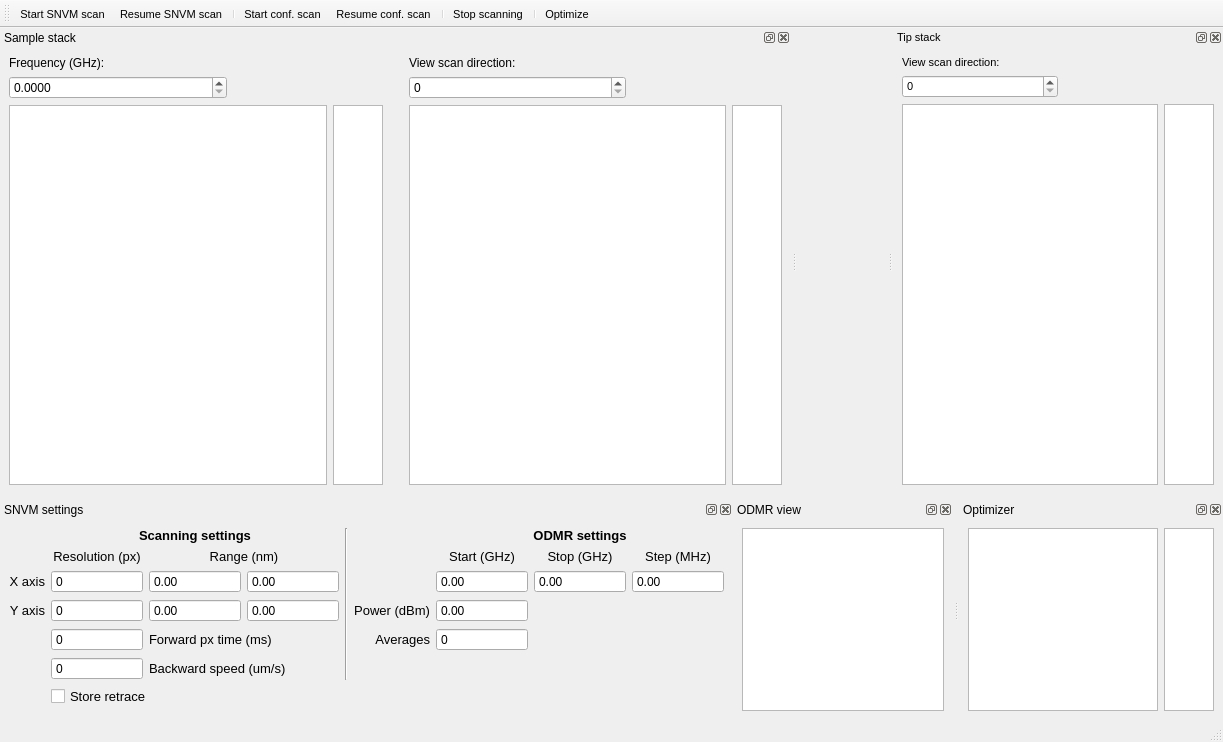
The window that gui/snvm/ui_snvm_gui.ui (pikestefan/qudi_slab) describes before a commit, drawn with Qt 5.
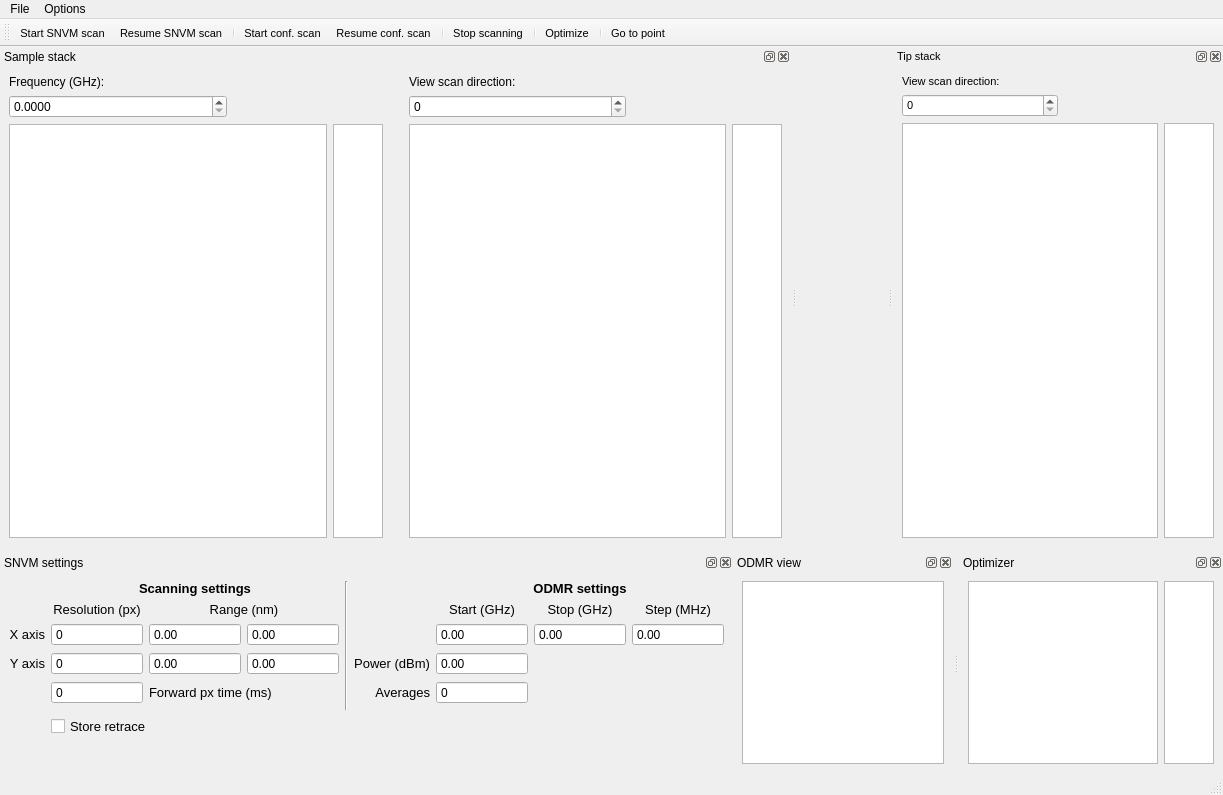
The same window after the commit. Icons and pictures are not drawn. Custom widgets are drawn as their Qt base class.

```diff
--- a/gui/snvm/ui_snvm_gui.ui
+++ b/gui/snvm/ui_snvm_gui.ui
@@ -7,7 +7,7 @@
     <x>0</x>
     <y>0</y>
     <width>1223</width>
-    <height>742</height>
+    <height>795</height>
    </rect>
   </property>
   <property name="sizePolicy">
@@ -31,6 +31,20 @@
      <height>21</height>
     </rect>
    </property>
+   <widget class="QMenu" name="menuFile">
+    <property name="title">
+     <string>File</string>
+    </property>
+   </widget>
+   <widget class="QMenu" name="menuOptions">
+    <property name="title">
+     <string>Options</string>
+    </property>
+    <addaction name="actionSlow_motion_settings"/>
+    <addaction name="actionOptimizer_settings"/>
+   </widget>
+   <addaction name="menuFile"/>
+   <addaction name="menuOptions"/>
   </widget>
   <widget class="QStatusBar" name="statusbar"/>
   <widget class="QDockWidget" name="sampleDock">
@@ -470,28 +484,6 @@
        </property>
       </widget>
      </item>
-     <item row="5" column="1">
-      <widget class="QSpinBox" name="bwSpeed">
-       <property name="sizePolicy">
-        <sizepolicy hsizetype="Expanding" vsizetype="Fixed">
-         <horstretch>0</horstretch>
-         <verstretch>0</verstretch>
-        </sizepolicy>
-       </property>
-       <property name="buttonSymbols">
-        <enum>QAbstractSpinBox::NoButtons</enum>
-       </property>
-       <property name="accelerated">
-        <bool>true</bool>
-       </property>
-       <property name="keyboardTracking">
-        <bool>false</bool>
-       </property>
-       <property name="maximum">
-        <number>5000</number>
-       </property>
-      </widget>
-     </item>
      <item row="0" column="7" colspan="3">
       <widget class="QLabel" name="label_11">
        <property name="font">
@@ -819,21 +811,6 @@
        </property>
       </widget>
      </item>
-     <item row="5" column="2" colspan="2">
-      <widget class="QLabel" name="label_6">
-       <property name="font">
-        <font>
-         <pointsize>10</pointsize>
-        </font>
-       </property>
-       <property name="text">
-        <string>Backward speed (um/s)</string>
-       </property>
-       <property name="alignment">
-        <set>Qt::AlignLeading|Qt::AlignLeft|Qt::AlignVCenter</set>
-       </property>
-      </widget>
-     </item>
      <item row="4" column="2" colspan="2">
       <widget class="QLabel" name="label_3">
        <property name="font">
@@ -885,6 +862,8 @@
    <addaction name="actionStop_scan"/>
    <addaction name="separator"/>
    <addaction name="actionOptimize"/>
+   <addaction name="separator"/>
+   <addaction name="action_gotoPoint"/>
   </widget>
   <widget class="QDockWidget" name="odmrDock">
    <property name="sizePolicy">
@@ -1009,6 +988,33 @@
     <string>Optimize</string>
    </property>
   </action>
+  <action name="actionSlow_motion_settings">
+   <property name="icon">
+    <iconset>
+     <normaloff>../../artwork/icons/oxygen/22x22/configure.png</normaloff>../../artwork/icons/oxygen/22x22/configure.png</iconset>
+   </property>
+   <property name="text">
+    <string>Slow motion settings</string>
+   </property>
+  </action>
+  <action name="actionOptimizer_settings">
+   <property name="icon">
+    <iconset>
+     <normaloff>../../artwork/icons/oxygen/22x22/configure.png</normaloff>../../artwork/icons/oxygen/22x22/configure.png</iconset>
+   </property>
+   <property name="text">
+    <string>Optimizer settings</string>
+   </property>
+  </action>
+  <action name="action_gotoPoint">
+   <property name="icon">
+    <iconset>
+     <normaloff>../../artwork/icons/qudiTheme/22x22/move_to.png</normaloff>../../artwork/icons/qudiTheme/22x22/move_to.png</iconset>
+   </property>
+   <property name="text">
+    <string>Go to point</string>
+   </property>
+  </action>
  </widget>
  <customwidgets>
   <customwidget>
```
